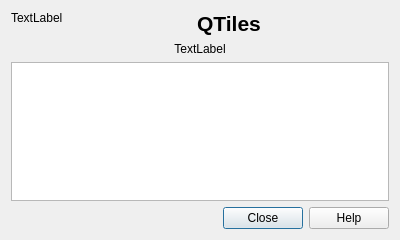
Old version of the form ui/aboutdialogbase.ui in the repository nextgis/qgis_simplereports.
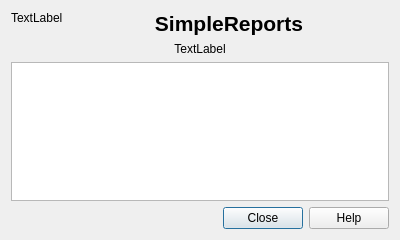
New version of the form.

Commit message: strings fixes, russian translation

Diff of the .ui file:
```diff
--- a/ui/aboutdialogbase.ui
+++ b/ui/aboutdialogbase.ui
@@ -30,8 +30,8 @@
       <string>&lt;!DOCTYPE HTML PUBLIC &quot;-//W3C//DTD HTML 4.0//EN&quot; &quot;http://www.w3.org/TR/REC-html40/strict.dtd&quot;&gt;
 &lt;html&gt;&lt;head&gt;&lt;meta name=&quot;qrichtext&quot; content=&quot;1&quot; /&gt;&lt;style type=&quot;text/css&quot;&gt;
 p, li { white-space: pre-wrap; }
-&lt;/style&gt;&lt;/head&gt;&lt;body style=&quot; font-family:'Droid Sans'; font-size:8pt; font-weight:400; font-style:normal;&quot;&gt;
-&lt;p align=&quot;center&quot; style=&quot; margin-top:0px; margin-bottom:0px; margin-left:0px; margin-right:0px; -qt-block-indent:0; text-indent:0px;&quot;&gt;&lt;span style=&quot; font-size:16pt; font-weight:600;&quot;&gt;QTiles&lt;/span&gt;&lt;/p&gt;&lt;/body&gt;&lt;/html&gt;</string>
+&lt;/style&gt;&lt;/head&gt;&lt;body style=&quot; font-family:'Droid Sans'; font-size:10pt; font-weight:400; font-style:normal;&quot;&gt;
+&lt;p align=&quot;center&quot; style=&quot; margin-top:0px; margin-bottom:0px; margin-left:0px; margin-right:0px; -qt-block-indent:0; text-indent:0px;&quot;&gt;&lt;span style=&quot; font-size:16pt; font-weight:600;&quot;&gt;SimpleReports&lt;/span&gt;&lt;/p&gt;&lt;/body&gt;&lt;/html&gt;</string>
      </property>
      <property name="alignment">
       <set>Qt::AlignCenter</set>
```
Left out of the diff: 4 changed lines with no effect on the pictures. The commit also changes 2 other files.
